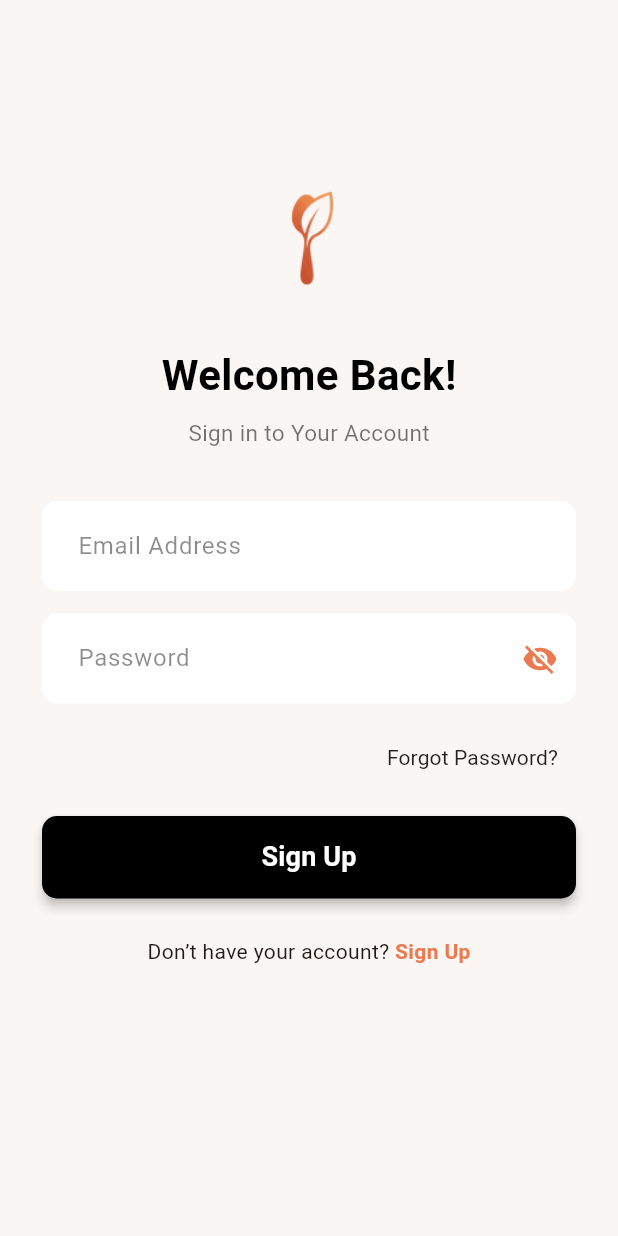
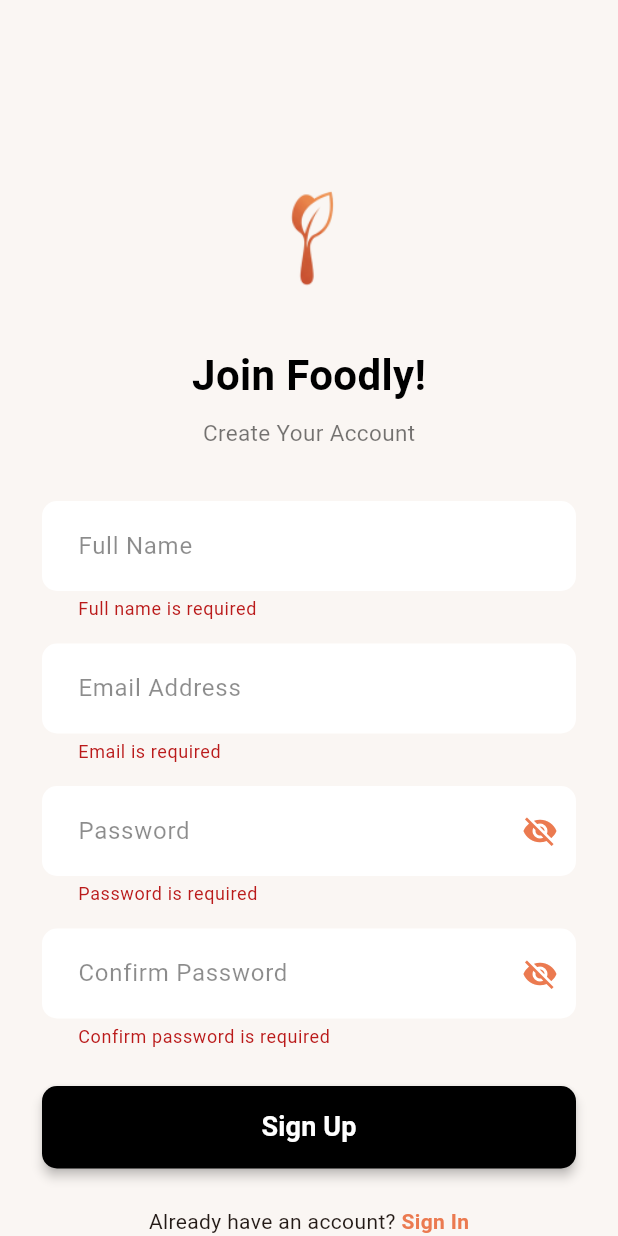
Before and after one commit to Zubairline/Foodly, a Flutter app: the screen it shows after launch, after a tap on "Sign Up", on a phone screen of 412 x 824 dp. Run offline on Flutter 3.47's test engine with Material 3 defaults, Android fonts, the phone set to English and light mode, and no system bars; our stand-ins replace image_picker; Roboto replaces fonts that are missing (OpenSans).

Commit message:
Form-Validation are successfully done

```diff
--- a/lib/main.dart
+++ b/lib/main.dart
@@ -29,7 +29,8 @@ class FoodlyApp extends StatelessWidget {
       routes: {
         '/login': (context) => const LoginScreen(),
         '/signup': (context) => const SignupScreen(),
-        '/profile': (context) => const ProfileScreen(),
+        '/profile': (context) =>
+            const ProfileScreen(userEmail: 'default@example.com'),
         '/forgot-password': (context) => const ForgotPasswordPage(),
       },
     );
--- a/lib/screens/signup.dart
+++ b/lib/screens/signup.dart
@@ -9,7 +9,69 @@ class SignupScreen extends StatefulWidget {
 }
 
 class _SignupScreenState extends State<SignupScreen> {
+  final _formKey = GlobalKey<FormState>();
   bool isPasswordVisible = false;
+  bool isConfirmPasswordVisible = false;
+
+  final TextEditingController _fullNameController = TextEditingController();
+  final TextEditingController _emailController = TextEditingController();
+  final TextEditingController _passwordController = TextEditingController();
+  final TextEditingController _confirmPasswordController =
+      TextEditingController();
+
+  @override
+  void dispose() {
+    _fullNameController.dispose();
+    _emailController.dispose();
+    _passwordController.dispose();
+    _confirmPasswordController.dispose();
+    super.dispose();
+  }
+
+  String? _validateFullName(String? value) {
+    if (value == null || value.isEmpty) {
+      return 'Full name is required';
+    }
+    return null;
+  }
+
+  String? _validateEmail(String? value) {
+    if (value == null || value.isEmpty) {
+      return 'Email is required';
+    }
+    final emailRegex = RegExp(r'^[^@]+@[^@]+\.[^@]+');
+    if (!emailRegex.hasMatch(value)) {
+      return 'Enter a valid email address';
+    }
+    return null;
+  }
+
+  String? _validatePassword(String? value) {
+    if (value == null || value.isEmpty) {
+      return 'Password is required';
+    }
+    if (value.length < 6) {
+      return 'Password must be at least 6 characters';
+    }
+    return null;
+  }
+
+  String? _validateConfirmPassword(String? value) {
+    if (value == null || value.isEmpty) {
+      return 'Confirm password is required';
+    }
+    if (value != _passwordController.text) {
+      return 'Passwords do not match';
+    }
+    return null;
+  }
+
+  void _submitForm() {
+    if (_formKey.currentState!.validate()) {
+      // Form is valid, proceed with signup
+      Navigator.pushReplacementNamed(context, '/login');
+    }
+  }
 
   @override
   Widget build(BuildContext context) {
@@ -19,6 +81,8 @@ class _SignupScreenState extends State<SignupScreen> {
         child: SingleChildScrollView(
           child: Padding(
             padding: const EdgeInsets.symmetric(horizontal: 28.0, vertical: 40),
+            child: Form(
+              key: _formKey,
               child: Column(
                 crossAxisAlignment: CrossAxisAlignment.center,
                 children: [
@@ -45,15 +109,14 @@ class _SignupScreenState extends State<SignupScreen> {
                   // Subtitle
                   const Text(
                     'Create Your Account',
-                  style: TextStyle(
-                    color: Colors.black54,
-                    fontSize: 15,
-                  ),
+                    style: TextStyle(color: Colors.black54, fontSize: 15),
                   ),
                   const SizedBox(height: 35),
 
                   // 👤 Full Name
-                TextField(
+                  TextFormField(
+                    controller: _fullNameController,
+                    validator: _validateFullName,
                     decoration: InputDecoration(
                       hintText: 'Full Name',
                       hintStyle: const TextStyle(color: Colors.black45),
@@ -64,13 +127,17 @@ class _SignupScreenState extends State<SignupScreen> {
                         borderSide: BorderSide.none,
                       ),
                       contentPadding: const EdgeInsets.symmetric(
-                        horizontal: 20, vertical: 18),
+                        horizontal: 20,
+                        vertical: 18,
+                      ),
                     ),
                   ),
                   const SizedBox(height: 15),
 
                   // 📧 Email Address
-                TextField(
+                  TextFormField(
+                    controller: _emailController,
+                    validator: _validateEmail,
                     keyboardType: TextInputType.emailAddress,
                     decoration: InputDecoration(
                       hintText: 'Email Address',
@@ -82,16 +149,20 @@ class _SignupScreenState extends State<SignupScreen> {
                         borderSide: BorderSide.none,
                       ),
                       contentPadding: const EdgeInsets.symmetric(
-                        horizontal: 20, vertical: 18),
+                        horizontal: 20,
+                        vertical: 18,
+                      ),
                     ),
                   ),
                   const SizedBox(height: 15),
 
-                // 🔒 Confirm Password
-                TextField(
+                  // 🔒 Password
+                  TextFormField(
+                    controller: _passwordController,
+                    validator: _validatePassword,
                     obscureText: !isPasswordVisible,
                     decoration: InputDecoration(
-                    hintText: 'Confirm Password',
+                      hintText: 'Password',
                       hintStyle: const TextStyle(color: Colors.black45),
                       filled: true,
                       fillColor: Colors.white,
@@ -100,7 +171,9 @@ class _SignupScreenState extends State<SignupScreen> {
                         borderSide: BorderSide.none,
                       ),
                       contentPadding: const EdgeInsets.symmetric(
-                        horizontal: 20, vertical: 18),
+                        horizontal: 20,
+                        vertical: 18,
+                      ),
                       suffixIcon: IconButton(
                         icon: Icon(
                           isPasswordVisible
@@ -116,6 +189,42 @@ class _SignupScreenState extends State<SignupScreen> {
                       ),
                     ),
                   ),
+                  const SizedBox(height: 15),
+
+                  // 🔒 Confirm Password
+                  TextFormField(
+                    controller: _confirmPasswordController,
+                    validator: _validateConfirmPassword,
+                    obscureText: !isConfirmPasswordVisible,
+                    decoration: InputDecoration(
+                      hintText: 'Confirm Password',
+                      hintStyle: const TextStyle(color: Colors.black45),
+                      filled: true,
+                      fillColor: Colors.white,
+                      border: OutlineInputBorder(
+                        borderRadius: BorderRadius.circular(10),
+                        borderSide: BorderSide.none,
+                      ),
+                      contentPadding: const EdgeInsets.symmetric(
+                        horizontal: 20,
+                        vertical: 18,
+                      ),
+                      suffixIcon: IconButton(
+                        icon: Icon(
+                          isConfirmPasswordVisible
+                              ? Icons.visibility
+                              : Icons.visibility_off,
+                          color: const Color(0xFFEB7A50),
+                        ),
+                        onPressed: () {
+                          setState(() {
+                            isConfirmPasswordVisible =
+                                !isConfirmPasswordVisible;
+                          });
+                        },
+                      ),
+                    ),
+                  ),
                   const SizedBox(height: 25),
 
                   // 🔘 Sign Up Button
@@ -123,7 +232,7 @@ class _SignupScreenState extends State<SignupScreen> {
                     width: double.infinity,
                     height: 55,
                     child: ElevatedButton(
-                    onPressed: () => Navigator.pushReplacementNamed(context, '/login'),
+                      onPressed: _submitForm,
                       style: ElevatedButton.styleFrom(
                         backgroundColor: Colors.black,
                         shape: RoundedRectangleBorder(
@@ -153,7 +262,8 @@ class _SignupScreenState extends State<SignupScreen> {
                           Navigator.pushReplacement(
                             context,
                             MaterialPageRoute(
-                              builder: (context) => const LoginScreen()),
+                              builder: (context) => const LoginScreen(),
+                            ),
                           );
                         },
                         child: const Text(
@@ -171,6 +281,7 @@ class _SignupScreenState extends State<SignupScreen> {
             ),
           ),
         ),
+      ),
     );
   }
 }
```
Also changed, not shown: lib/screens/login.dart (+57 -6 lines), lib/screens/profile.dart (+32 -31 lines), 2 other files. Lines whose indentation alone changed are shown as unchanged.
